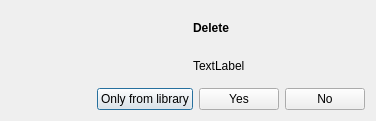
Inferno214221/sayonara-player, file src/Gui/Library/Utils/GUI_DeleteDialog.ui: the form before one commit.
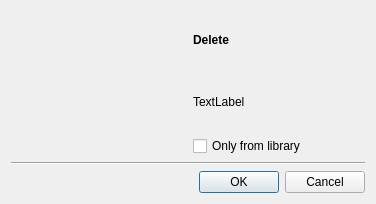
The form after the commit.

Commit message: Dialogs and Dialog boxes unified

Diff of the .ui file:
```diff
--- a/src/Gui/Library/Utils/GUI_DeleteDialog.ui
+++ b/src/Gui/Library/Utils/GUI_DeleteDialog.ui
@@ -7,7 +7,7 @@
     <x>0</x>
     <y>0</y>
     <width>376</width>
-    <height>121</height>
+    <height>204</height>
    </rect>
   </property>
   <property name="windowTitle">
@@ -17,19 +17,6 @@
    <property name="horizontalSpacing">
     <number>10</number>
    </property>
-   <item row="0" column="1">
-    <widget class="QLabel" name="labWarning">
-     <property name="font">
-      <font>
-       <weight>75</weight>
-       <bold>true</bold>
-      </font>
-     </property>
-     <property name="text">
-      <string notr="true">Delete</string>
-     </property>
-    </widget>
-   </item>
    <item row="1" column="1">
     <widget class="QLabel" name="labInfo">
      <property name="text">
@@ -37,6 +24,13 @@
      </property>
     </widget>
    </item>
+   <item row="3" column="0" colspan="2">
+    <widget class="Line" name="line">
+     <property name="orientation">
+      <enum>Qt::Horizontal</enum>
+     </property>
+    </widget>
+   </item>
    <item row="0" column="0" rowspan="2">
     <widget class="QLabel" name="labIcon">
      <property name="styleSheet">
@@ -50,46 +44,32 @@
      </property>
     </widget>
    </item>
-   <item row="2" column="0" colspan="2">
-    <layout class="QHBoxLayout" name="horizontalLayout">
-     <property name="spacing">
-      <number>6</number>
+   <item row="0" column="1">
+    <widget class="QLabel" name="labWarning">
+     <property name="font">
+      <font>
+       <weight>75</weight>
+       <bold>true</bold>
+      </font>
      </property>
-     <item>
-      <spacer name="horizontalSpacer">
-       <property name="orientation">
-        <enum>Qt::Horizontal</enum>
-       </property>
-       <property name="sizeHint" stdset="0">
-        <size>
-         <width>40</width>
-         <height>20</height>
-        </size>
-       </property>
-      </spacer>
-     </item>
-     <item>
-      <widget class="QPushButton" name="btnOnlyFromLibrary">
+     <property name="text">
+      <string notr="true">Delete</string>
+     </property>
+    </widget>
+   </item>
+   <item row="2" column="1">
+    <widget class="QCheckBox" name="cbOnlyFromLibrary">
        <property name="text">
         <string notr="true">Only from library</string>
        </property>
       </widget>
      </item>
-     <item>
-      <widget class="QPushButton" name="btnYes">
-       <property name="text">
-        <string notr="true">Yes</string>
-       </property>
-      </widget>
-     </item>
-     <item>
-      <widget class="QPushButton" name="btnNo">
-       <property name="text">
-        <string notr="true">No</string>
-       </property>
-      </widget>
-     </item>
-    </layout>
+   <item row="4" column="0" colspan="2">
+    <widget class="QDialogButtonBox" name="buttonBox">
+     <property name="standardButtons">
+      <set>QDialogButtonBox::Cancel|QDialogButtonBox::Ok</set>
+     </property>
+    </widget>
    </item>
   </layout>
  </widget>
```
Lines whose indentation alone changed are shown as unchanged. The commit also changes 57 other files.
